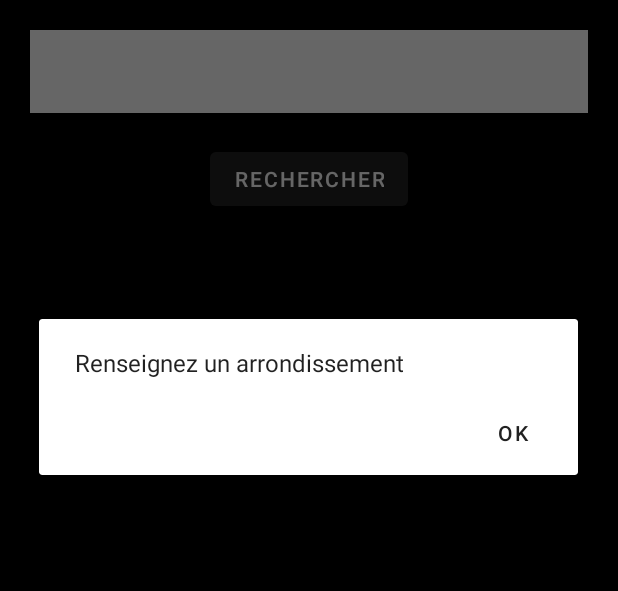
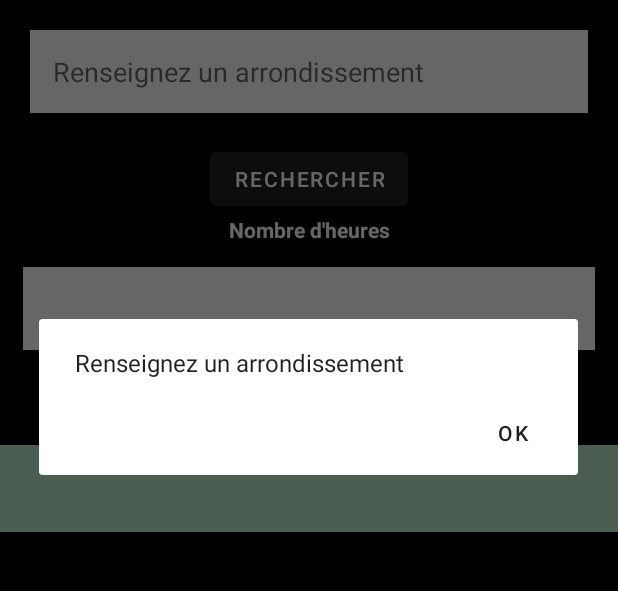
Before and after one commit to Netszky/Mobile, an Android app: the SearchActivity screen opened directly, with no data from a screen before it, after a tap on "RECHERCHER", on a phone screen of 412 x 824 dp, the part 221-812 px from its top. Run offline under Robolectric (Android 15) with nearby library versions, the phone set to English and light mode, and no system bars; our stand-ins replace Volley.

Commit message:
Add calcul

```diff
--- a/HoroD/app/src/main/AndroidManifest.xml
+++ b/HoroD/app/src/main/AndroidManifest.xml
@@ -17,7 +17,6 @@
         android:roundIcon="@mipmap/ic_launcher_round"
         android:supportsRtl="true"
         android:theme="@style/Theme.HoroD">
-        <activity android:name=".ui.calcul.CalculActivity"></activity>
         <activity android:name=".ui.search.SearchActivity" />
         <!--
              The API key for Google Maps-based APIs is defined as a string resource.
--- a/HoroD/app/src/main/java/fr/mobile/horod/models/Fields.java
+++ b/HoroD/app/src/main/java/fr/mobile/horod/models/Fields.java
@@ -3,16 +3,16 @@ package fr.mobile.horod.models;
 import java.io.Serializable;
 
 public class Fields implements Serializable {
-    private String tarifhor;
+    private double tarifhor;
     private String adresse;
     private double[] geo_point_2d;
     private String arrondt;
 
-    public String getTarifhor() {
+    public double getTarifhor() {
         return tarifhor;
     }
 
-    public void setTarifhor(String tarifhor) {
+    public void setTarifhor(double tarifhor) {
         this.tarifhor = tarifhor;
     }
 
--- a/HoroD/app/src/main/res/layout/activity_search.xml
+++ b/HoroD/app/src/main/res/layout/activity_search.xml
@@ -32,6 +32,7 @@
         android:background="@color/black">
 
         <EditText
+            android:hint="Renseignez un arrondissement"
             android:id="@+id/arrondissementEditText"
             android:layout_width="match_parent"
             android:layout_height="wrap_content"
@@ -40,12 +41,43 @@
 
             android:layout_margin="20dp"
             android:background="@color/white"/>
+
         <Button
             android:onClick="submit"
             android:layout_width="wrap_content"
             android:layout_gravity="center"
             android:text="Rechercher"
             android:layout_height="wrap_content"/>
+        <TextView
+            android:layout_width="match_parent"
+            android:layout_height="wrap_content"
+            android:text="Nombre d'heures"
+            android:textStyle="bold"
+            android:textAlignment="center"
+            android:textColor="@color/white"/>
+        <EditText
+            android:id="@+id/editTextHeure"
+            android:layout_width="match_parent"
+            android:layout_height="wrap_content"
+            android:layout_gravity="center_vertical"
+            android:background="@color/white"
+            android:layout_margin="15dp"
+            android:padding="15dp"/>
+        <Button
+            android:onClick="Calcul"
+            android:layout_width="wrap_content"
+            android:layout_height="wrap_content"
+            android:layout_gravity="center"
+            android:text="Calculer"/>
+        <TextView
+            android:id="@+id/textViewPrix"
+            android:layout_width="match_parent"
+            android:layout_height="wrap_content"
+            android:textAlignment="center"
+            android:padding="15dp"
+            android:background="#bde9c9"
+            android:textSize="20dp"
+            />
         <ListView
             android:id="@+id/ListHoro"
             android:layout_width="match_parent"
```
Also changed, not shown: HoroD/app/src/main/java/fr/mobile/horod/models/Horodateur.java (added, +27 -0 lines), HoroD/app/src/main/java/fr/mobile/horod/ui/calcul/CalculActivity.java (deleted, +0 -16 lines), HoroD/app/src/main/java/fr/mobile/horod/ui/search/SearchActivity.java (+26 -9 lines), HoroD/app/src/main/res/layout/activity_calcul.xml (deleted, +0 -9 lines).
